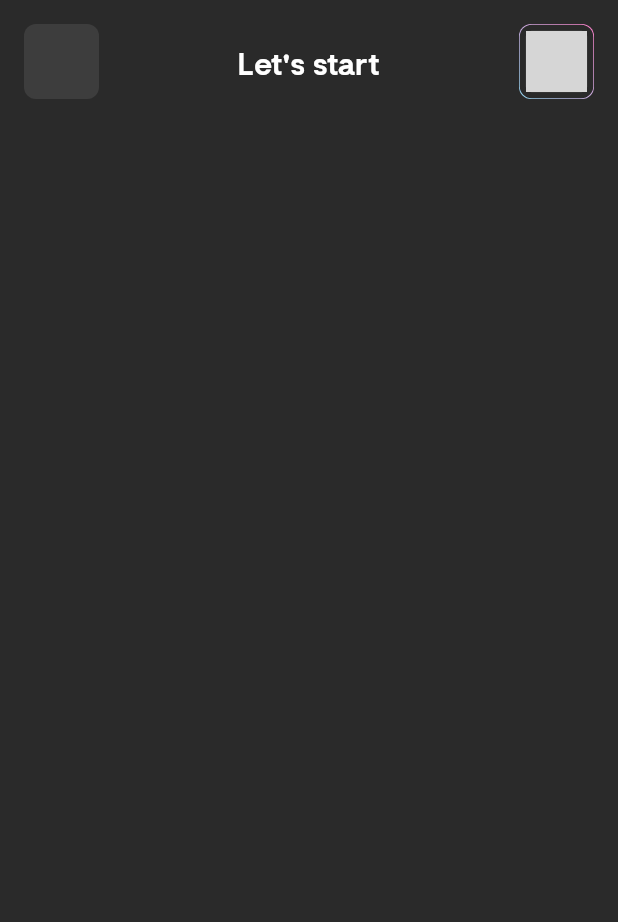
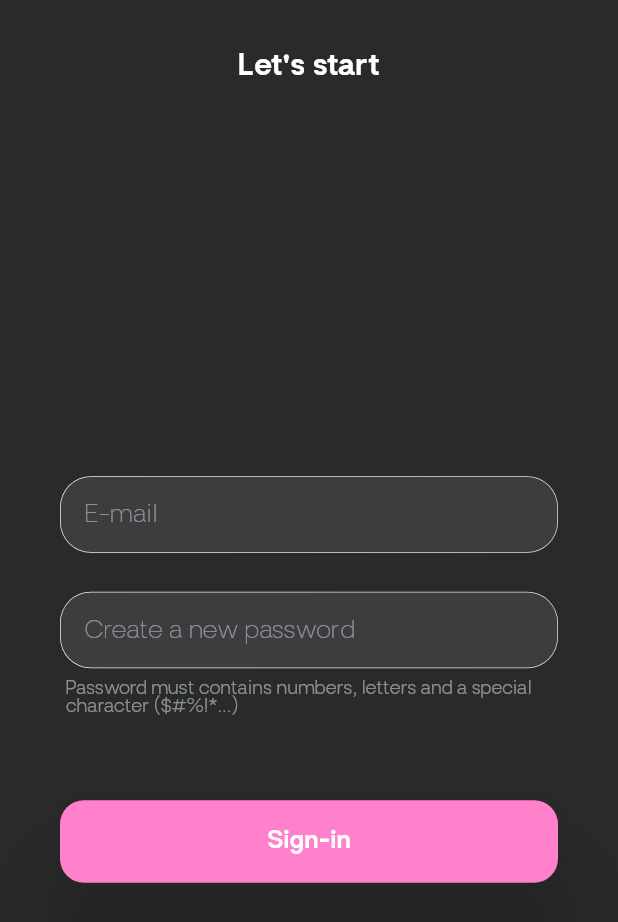
Before and after one commit to bleszerd/Flunances, a Flutter app: the AuthenticationPage screen opened directly, on a phone screen of 412 x 824 dp. Shown: the top 922 px of the screen. Run offline on Flutter 3.47's test engine with Material 2 defaults, Android fonts, the phone set to English and light mode, and no system bars; drawn by our look-alikes of cached_network_image; our stand-ins replace avatar_glow, flutter_svg; grey boxes are pictures that could not be loaded.

Commit message:
feat: FullWideButton and input fix

```diff
--- a/lib/main.dart
+++ b/lib/main.dart
@@ -13,14 +13,13 @@ class FlunancesApp extends StatelessWidget {
   Widget build(BuildContext context) {
     return MaterialApp(
       debugShowCheckedModeBanner: false,
-      title: 'Flutter Demo',
+      title: 'Flunances',
       theme: ThemeData(
         scaffoldBackgroundColor: AppColors.surface,
         fontFamily: 'Brasley',
-        primarySwatch: Colors.blue,
       ),
       routes: {
-        "/": (context) => LandingPage(),
+        "/": (context) => const LandingPage(),
       },
     );
   }
--- a/lib/shared/theme/app_colors.dart
+++ b/lib/shared/theme/app_colors.dart
@@ -10,6 +10,11 @@ abstract class AppColors {
   static const surface = Color.fromRGBO(42, 42, 42, 1);
   static const surfaceFocused = Color.fromRGBO(61, 61, 61, 1);
 
+  static const white = Color.fromRGBO(255, 255, 255, 1);
+
+  static const error = Color.fromRGBO(255, 94, 71, 1);
+  static const success = Color.fromRGBO(71, 185, 138, 1);
+
   static const textPrimary = Color.fromRGBO(255, 255, 255, 1);
   static const textSecondary = Color.fromRGBO(149, 149, 149, 1);
 }
--- a/lib/shared/theme/font_size.dart
+++ b/lib/shared/theme/font_size.dart
@@ -1,4 +1,5 @@
 class AppFontSize {
+  static const double small = 12.0;
   static const double normal = 16.0;
   static const double title = 20.0;
   static const double big = 32.0;
--- a/lib/shared/utils/extensions/color_extends.dart
+++ b/lib/shared/utils/extensions/color_extends.dart
@@ -20,4 +20,8 @@ extension ColorExtension on Color {
     }
     return MaterialColor(value, swatch);
   }
+
+  MaterialStateProperty<Color> toMaterialProperty() {
+    return MaterialStateProperty.all(this);
+  }
 }
--- /dev/null
+++ b/lib/shared/widgets/app_input/app_input.dart
@@ -0,0 +1,94 @@
+import 'package:flunances/shared/theme/font_size.dart';
+import 'package:flunances/shared/widgets/app_input/app_input_controller.dart';
+import 'package:flutter/material.dart';
+import '../../theme/app_colors.dart';
+
+class AppInput extends StatefulWidget {
+  final FocusNode focusNode;
+  final InputType inputType;
+  final String placeholder;
+
+  const AppInput(
+      {Key? key,
+      required this.focusNode,
+      required this.inputType,
+      required this.placeholder})
+      : super(key: key);
+
+  @override
+  State<AppInput> createState() => _AppInputState();
+}
+
+class _AppInputState extends State<AppInput> {
+  late TextEditingController textController;
+  late AppInputController _appInputController;
+
+  @override
+  void initState() {
+    super.initState();
+
+    textController = TextEditingController();
+    _appInputController = AppInputController();
+
+    widget.focusNode.addListener(() {
+      if (widget.focusNode.hasFocus) {
+        _appInputController.updateFieldState(FieldState.UNTOUCHED);
+      } else {
+        _appInputController.validateInput(
+          textController.text,
+          widget.inputType,
+        );
+      }
+    });
+  }
+
+  @override
+  Widget build(BuildContext context) {
+    return AnimatedBuilder(
+      animation: Listenable.merge([
+        _appInputController.fieldStateGradient,
+        _appInputController.suffixIcon,
+      ]),
+      builder: (BuildContext context, _) => Container(
+        width: MediaQuery.of(context).size.width,
+        decoration: BoxDecoration(
+          borderRadius: BorderRadius.circular(20.5),
+          gradient: _appInputController.fieldStateGradient.value,
+        ),
+        padding: const EdgeInsets.all(.5),
+        child: Container(
+          height: 50,
+          decoration: BoxDecoration(
+            color: AppColors.surfaceFocused,
+            borderRadius: BorderRadius.circular(20),
+          ),
+          child: Expanded(
+            child: TextFormField(
+              cursorColor: AppColors.brilhantPrimarySwatch,
+              textInputAction: TextInputAction.next,
+              controller: textController,
+              focusNode: widget.focusNode,
+              decoration: InputDecoration(
+                contentPadding: const EdgeInsets.only(
+                    top: 10, left: 16, right: 4, bottom: 10),
+                isDense: true,
+                border: InputBorder.none,
+                hintText: widget.placeholder,
+                suffixIcon: _appInputController.suffixIcon.value,
+                hintStyle: TextStyle(
+                  color: _appInputController.hintColor.value.withOpacity(.5),
+                ),
+              ),
+              style: const TextStyle(
+                height: 1.7,
+                color: AppColors.white,
+                fontSize: AppFontSize.normal,
+                fontWeight: FontWeight.w300,
+              ),
+            ),
+          ),
+        ),
+      ),
+    );
+  }
+}
--- /dev/null
+++ b/lib/shared/widgets/full_wide_button/full_wide_button.dart
@@ -0,0 +1,55 @@
+import 'package:flunances/shared/theme/app_colors.dart';
+import 'package:flunances/shared/theme/font_size.dart';
+import 'package:flutter/material.dart';
+
+class FullWideButton extends StatefulWidget {
+  const FullWideButton({Key? key}) : super(key: key);
+
+  @override
+  State<FullWideButton> createState() => _FullWideButtonState();
+}
+
+class _FullWideButtonState extends State<FullWideButton> {
+  @override
+  Widget build(BuildContext context) {
+    return Stack(
+      alignment: Alignment.center,
+      children: [
+        Container(
+          decoration: BoxDecoration(
+            borderRadius: BorderRadius.circular(17),
+            // border: Border.all(
+            //   style: BorderStyle.solid,
+            //   width: 1,
+            //   color: AppColors.secondarySwatch,
+            // ),
+          ),
+          child: RawMaterialButton(
+            elevation: 26,
+            splashColor: AppColors.brilhantSecondarySwatch.withBlue(100),
+            fillColor: AppColors.brilhantSecondarySwatch,
+            padding: EdgeInsets.zero,
+            shape: RoundedRectangleBorder(
+              borderRadius: BorderRadius.circular(16),
+            ),
+            onPressed: () {},
+            child: Container(
+              padding: EdgeInsets.symmetric(
+                vertical: 27.5,
+                horizontal: MediaQuery.of(context).size.width,
+              ),
+            ),
+          ),
+        ),
+        const Text(
+          "Sign-in",
+          style: TextStyle(
+            fontSize: AppFontSize.normal,
+            fontWeight: FontWeight.w800,
+            color: AppColors.white,
+          ),
+        )
+      ],
+    );
+  }
+}
--- a/lib/shared/widgets/page_header_title.dart
+++ b/lib/shared/widgets/page_header_title.dart
@@ -1,11 +1,20 @@
 import 'package:cached_network_image/cached_network_image.dart';
 import 'package:flunances/shared/theme/app_colors.dart';
 import 'package:flunances/shared/theme/font_size.dart';
-import 'package:flutter/cupertino.dart';
 import 'package:flutter/material.dart';
+import 'package:flutter_svg/flutter_svg.dart';
 
 class PageHeaderTitle extends StatelessWidget {
-  const PageHeaderTitle({Key? key}) : super(key: key);
+  final bool showOptions;
+  final bool showProfilePicture;
+  final String title;
+
+  const PageHeaderTitle({
+    Key? key,
+    this.showOptions = true,
+    this.showProfilePicture = true,
+    required this.title,
+  }) : super(key: key);
 
   @override
   Widget build(BuildContext context) {
@@ -35,47 +44,52 @@ class PageHeaderTitle extends StatelessWidget {
         mainAxisAlignment: MainAxisAlignment.spaceBetween,
         mainAxisSize: MainAxisSize.max,
         children: [
-          Container(
-            width: 50,
-            height: 50,
-            decoration: BoxDecoration(
-              borderRadius: BorderRadius.circular(8),
-              color: AppColors.surfaceFocused,
+          showOptions
+              ? IconButton(
+                  onPressed: () {},
+                  icon: SvgPicture.asset(
+                    "drawable/icons/header_option_icon.svg",
+                    color: AppColors.white,
+                    width: 20,
+                    height: 20,
                   ),
-          ),
+                )
+              : Container(),
           Container(
             alignment: Alignment.center,
             padding: const EdgeInsets.only(top: 8),
-            child: const Text(
-              "Let's start",
-              style: TextStyle(
+            child: Text(
+              title,
+              style: const TextStyle(
                 color: AppColors.textPrimary,
                 fontWeight: FontWeight.bold,
                 fontSize: AppFontSize.title,
               ),
             ),
           ),
-          Container(
+          showProfilePicture
+              ? Container(
                   width: 50,
                   height: 50,
                   alignment: Alignment.center,
                   decoration: BoxDecoration(
-              borderRadius: BorderRadius.circular(8),
+                    borderRadius: BorderRadius.circular(12),
                     gradient: borderImageGradient,
                   ),
                   child: Container(
                     width: 49,
                     height: 49,
                     decoration: BoxDecoration(
-                borderRadius: BorderRadius.circular(8),
+                      borderRadius: BorderRadius.circular(12),
                       color: AppColors.surface,
                     ),
                     padding: const EdgeInsets.all(4),
                     child: ClipRRect(
-                borderRadius: BorderRadius.circular(4),
+                      borderRadius: BorderRadius.circular(8),
                       child: ShaderMask(
                         blendMode: BlendMode.color,
-                  shaderCallback: (bounds) => profileImageGradient.createShader(
+                        shaderCallback: (bounds) =>
+                            profileImageGradient.createShader(
                           Rect.fromLTRB(0, 0, bounds.width, bounds.height),
                         ),
                         child: CachedNetworkImage(
@@ -85,6 +99,7 @@ class PageHeaderTitle extends StatelessWidget {
                     ),
                   ),
                 )
+              : Container()
         ],
       ),
     );
--- a/lib/views/authentication_page/authentication_page.dart
+++ b/lib/views/authentication_page/authentication_page.dart
@@ -1,4 +1,7 @@
+import 'package:flunances/shared/theme/app_colors.dart';
 import 'package:flunances/shared/widgets/page_header_title.dart';
+import 'package:flunances/views/authentication_page/components/sign_in_area.dart';
+
 import 'package:flutter/material.dart';
 
 class AuthenticationPage extends StatefulWidget {
@@ -8,14 +11,64 @@ class AuthenticationPage extends StatefulWidget {
   State<AuthenticationPage> createState() => _AuthenticationPageState();
 }
 
-class _AuthenticationPageState extends State<AuthenticationPage> {
+class _AuthenticationPageState extends State<AuthenticationPage>
+    with TickerProviderStateMixin {
+  late AnimationController opacityController;
+
+  late Animation<double> opacityAnimation;
+  bool animationComplete = false;
+
   @override
   Widget build(BuildContext context) {
+    opacityController = AnimationController(
+      vsync: this,
+      duration: const Duration(milliseconds: 750),
+    );
+
+    opacityAnimation = Tween<double>(begin: 1, end: 0).animate(
+      CurvedAnimation(
+        parent: opacityController,
+        curve: Curves.easeInOutCirc,
+      ),
+    )..addListener(() {
+        if (opacityAnimation.isCompleted) {
+          animationComplete = true;
+        }
+      });
+
+    opacityController.forward();
+
     return Scaffold(
-      body: SafeArea(
-        child: Column(
+      body: AnimatedBuilder(
+        animation: opacityAnimation,
+        builder: (context, child) => Stack(
           children: [
-            PageHeaderTitle(),
+            SafeArea(
+              child: Container(
+                padding: const EdgeInsets.symmetric(horizontal: 40),
+                child: Column(
+                  crossAxisAlignment: CrossAxisAlignment.center,
+                  children: const [
+                    PageHeaderTitle(
+                      title: "Let's start",
+                      showOptions: false,
+                      showProfilePicture: false,
+                    ),
+                    Expanded(
+                      child: SignInArea(),
+                    ),
+                  ],
+                ),
+              ),
+            ),
+            !animationComplete
+                ? Opacity(
+                    opacity: opacityAnimation.value,
+                    child: Container(
+                      color: AppColors.primarySwatch,
+                    ),
+                  )
+                : Container(),
           ],
         ),
       ),
--- /dev/null
+++ b/lib/views/authentication_page/components/sign_in_area.dart
@@ -0,0 +1,66 @@
+import 'package:flunances/shared/theme/app_colors.dart';
+import 'package:flunances/shared/theme/font_size.dart';
+import 'package:flunances/shared/widgets/app_input/app_input.dart';
+import 'package:flunances/shared/widgets/app_input/app_input_controller.dart';
+import 'package:flunances/shared/widgets/full_wide_button/full_wide_button.dart';
+import 'package:flunances/views/authentication_page/components/form_separator.dart';
+import 'package:flutter/cupertino.dart';
+import 'package:flutter/material.dart';
+
+class SignInArea extends StatefulWidget {
+  const SignInArea({Key? key}) : super(key: key);
+
+  @override
+  State<SignInArea> createState() => _SignInAreaState();
+}
+
+class _SignInAreaState extends State<SignInArea> {
+  late FocusNode emailFocusNode;
+  late FocusNode passwordFocusNode;
+
+  @override
+  void initState() {
+    super.initState();
+
+    emailFocusNode = FocusNode();
+    passwordFocusNode = FocusNode();
+  }
+
+  @override
+  Widget build(BuildContext context) {
+    return Column(
+      mainAxisAlignment: MainAxisAlignment.center,
+      children: [
+        AppInput(
+          focusNode: emailFocusNode,
+          placeholder: "E-mail",
+          inputType: InputType.TEXT,
+        ),
+        const FormSeparator(),
+        Column(
+          crossAxisAlignment: CrossAxisAlignment.start,
+          children: [
+            AppInput(
+              focusNode: passwordFocusNode,
+              placeholder: "Create a new password",
+              inputType: InputType.TEXT,
+            ),
+            const FormSeparator(size: SeparatorSize.NEAR),
+            Padding(
+              padding: const EdgeInsets.symmetric(horizontal: 4),
+              child: Text(
+                "Password must contains numbers, letters and a special character (\$#%!*...)",
+                style: TextStyle(
+                  color: AppColors.primarySwatch.withOpacity(.5),
+                  fontSize: AppFontSize.small,
+                ),
+              ),
+            )
+          ],
+        ),
+        const FormSeparator(size: SeparatorSize.FAR),
+        const FullWideButton(),
+      ],
+    );
+  }
+}
--- a/lib/views/landing_page/components/hero_image.dart
+++ b/lib/views/landing_page/components/hero_image.dart
@@ -13,7 +13,7 @@ class HeroImage extends StatelessWidget {
       alignment: Alignment.bottomRight,
       decoration: const BoxDecoration(),
       child: SvgPicture.asset(
-        "images/hero_landing_image.svg",
+        "drawable/images/hero_landing_image.svg",
         semanticsLabel: 'Hero decoration image',
         width: 280,
       ),
--- a/lib/views/landing_page/landing_page.dart
+++ b/lib/views/landing_page/landing_page.dart
@@ -2,9 +2,11 @@ import 'dart:async';
 
 import 'package:avatar_glow/avatar_glow.dart';
 import 'package:flunances/shared/theme/app_colors.dart';
+import 'package:flunances/shared/widgets/app_input/app_input.dart';
+import 'package:flunances/shared/widgets/app_input/app_input_controller.dart';
 import 'package:flunances/shared/widgets/circular_button.dart';
 import 'package:flunances/views/authentication_page/authentication_page.dart';
-import 'package:flunances/views/landing_page/components/fade_animated_page_transition.dart';
+import 'package:flunances/shared/widgets/fade_animated_page_transition.dart';
 import 'package:flunances/views/landing_page/components/hero_header.dart';
 import 'package:flunances/views/landing_page/components/hero_image.dart';
 import 'package:flutter/material.dart';
--- a/pubspec.yaml
+++ b/pubspec.yaml
@@ -66,7 +66,8 @@ flutter:
   #   - images/a_dot_ham.jpeg
 
   assets:
-  - images/hero_landing_image.svg
+  - drawable/images/
+  - drawable/icons/
 
   # An image asset can refer to one or more resolution-specific "variants", see
   # https://flutter.dev/assets-and-images/#resolution-aware
```
Also changed, not shown: lib/shared/widgets/app_input/app_input_controller.dart (added, +144 -0 lines), lib/shared/widgets/fade_animated_page_transition.dart (added, +16 -0 lines), lib/views/authentication_page/components/form_separator.dart (added, +37 -0 lines), lib/views/landing_page/components/fade_animated_page_transition.dart (deleted, +0 -16 lines), drawable/icons/header_option_icon.svg (added), drawable/images/hero_landing_image.svg (added), images/hero_landing_image.svg (deleted). Lines whose indentation alone changed are shown as unchanged.
